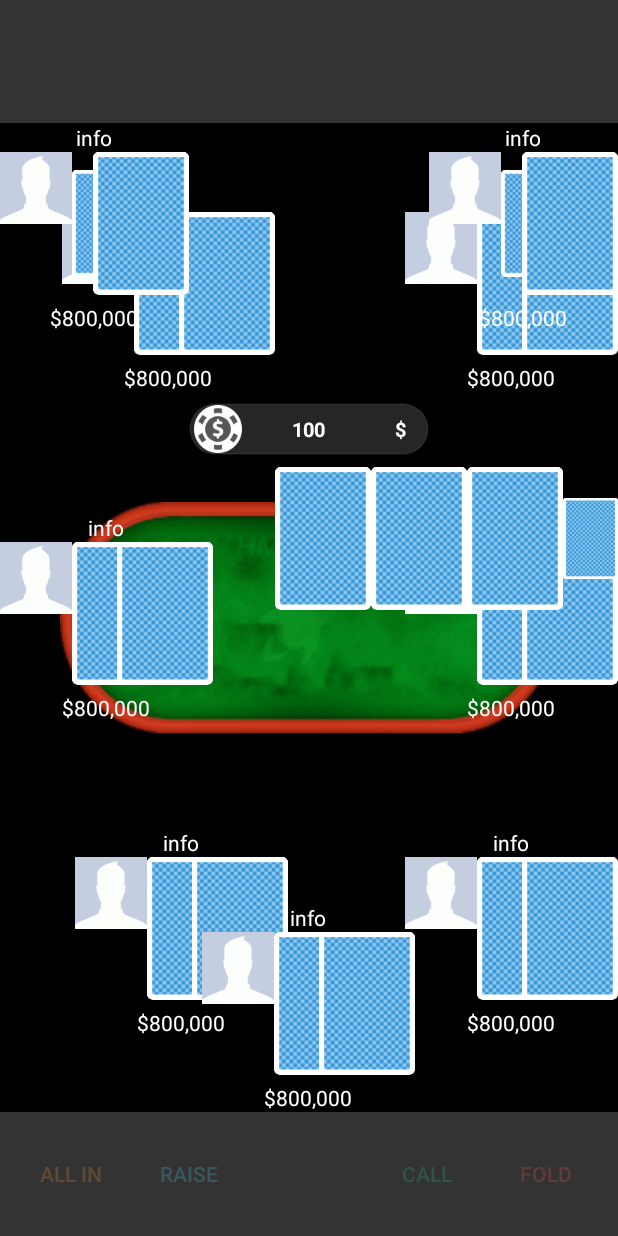
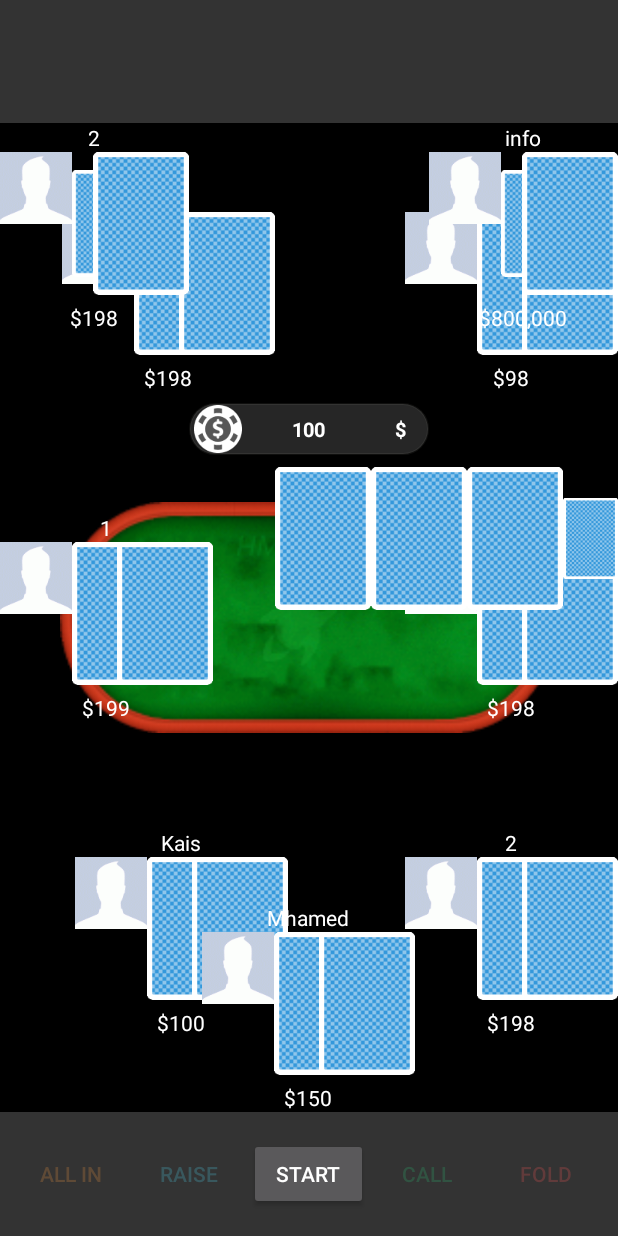
Before and after one commit to hmrocket/Pok, an Android app: the screen it shows after launch (GameActivity), after a tap on "ALL IN", on a phone screen of 412 x 824 dp. Run offline under Robolectric (Android 15) with nearby library versions, the phone set to English and light mode, and no system bars; 1 other tap on this screen came first.

Commit message:
add new button controller and implement only start new game and turn info. (skip not yet option)

```diff
--- a/app/src/main/java/com/hmrocket/magicpoker/activity/GameActivity.java
+++ b/app/src/main/java/com/hmrocket/magicpoker/activity/GameActivity.java
@@ -6,6 +6,7 @@ import android.view.View;
 import android.widget.Button;
 
 import com.hmrocket.magicpoker.R;
+import com.hmrocket.magicpoker.Util;
 import com.hmrocket.magicpoker.fragment.DataFragment;
 import com.hmrocket.magicpoker.fragment.RaiseDialog;
 import com.hmrocket.magicpoker.view.TableView;
@@ -62,11 +63,12 @@ public class GameActivity extends Activity implements View.OnClickListener, Rais
 
 
 		// set Layout controller
-		btnController = new Button[4];
+		btnController = new Button[5];
 		btnController[0] = (Button) findViewById(R.id.btn_allin);
 		btnController[1] = (Button) findViewById(R.id.btn_raise);
 		btnController[2] = (Button) findViewById(R.id.btn_call);
 		btnController[3] = (Button) findViewById(R.id.btn_fold);
+		btnController[4] = (Button) findViewById(R.id.btn_start_skip_info);
 		for (Button btn : btnController) {
 			btn.setOnClickListener(this);
 		}
@@ -87,11 +89,6 @@ public class GameActivity extends Activity implements View.OnClickListener, Rais
 	@Override
 	protected void onResume() {
 		super.onResume();
-		// DEBUG
-		for (int i = 0; i < PLAYERS.size(); i++)
-			dataFragment.getTable().addPlayer(PLAYERS.get(i), i);
-
-		dataFragment.startGame();
 	}
 
 
@@ -115,6 +112,13 @@ public class GameActivity extends Activity implements View.OnClickListener, Rais
 			case R.id.btn_fold:
 				dataFragment.getPlayer().fold();
 				break;
+			case R.id.btn_start_skip_info:
+				// XXX DEBUG
+				for (int i = 0; i < PLAYERS.size(); i++)
+					dataFragment.getTable().addPlayer(PLAYERS.get(i), i);
+				// XXX DEBUG
+				dataFragment.startGame();
+				break;
 		}
 	}
 
@@ -131,7 +135,9 @@ public class GameActivity extends Activity implements View.OnClickListener, Rais
 
 	@Override
 	public void gameEnded() {
-		// TODO ask the player if he would like to continue playing
+		// ask the player if he would like to continue playing
+		btnController[4].setEnabled(true);
+		btnController[4].setText(R.string.start);
 	}
 
 	@Override
@@ -156,6 +162,7 @@ public class GameActivity extends Activity implements View.OnClickListener, Rais
 				btnController[1].setEnabled(true); // Raise
 				btnController[2].setEnabled(true); // Call
 			}
+			btnController[4].setText(Util.formatNumber(turn.getAmountToContinue() - player.getBet()));
 			//
 		}
 		// TODO animate PlayerView
@@ -170,12 +177,23 @@ public class GameActivity extends Activity implements View.OnClickListener, Rais
 			btnController[1].setEnabled(false); // raise
 			btnController[2].setEnabled(false); // call
 			btnController[3].setEnabled(false); //Fold
+			if (player.isOut()) {
+				// TODO implement skip by disabling animation and task delays
+				btnController[4].setEnabled(true);
+				btnController[4].setText(R.string.skip);
+			} else {
+				// remove info (amount to add to continue
+				btnController[4].setText(null);
+			}
 		}
 	}
 
 	@Override
 	public void onRound(RoundPhase roundPhase) {
 		// TODO animate card dealing on PRE_FLOP and Toast roundPhase name
+		if (roundPhase == RoundPhase.PRE_FLOP) {
+			tableView.populate(PLAYERS);
+		}
 	}
 
 	@Override
--- a/app/src/main/res/layout/controller_panel.xml
+++ b/app/src/main/res/layout/controller_panel.xml
@@ -14,6 +14,7 @@
 		android:layout_height="wrap_content"
 		android:layout_marginLeft="8dp"
 		android:layout_weight="1"
+		android:enabled="false"
 		android:minWidth="@dimen/abc_action_button_min_width_material"
 		android:text="ALL IN"
 		android:textColor="@drawable/allin_selector"/>
@@ -24,15 +25,20 @@
 		android:layout_width="0dp"
 		android:layout_height="wrap_content"
 		android:layout_weight="1"
+		android:enabled="false"
 		android:minWidth="@dimen/abc_action_button_min_width_material"
 		android:text="RAISE"
 		android:textColor="@drawable/raise_selector"/>
 
 	<!--This can be the amount to continue-->
-	<Space
+	<Button
+		android:id="@+id/btn_start_skip_info"
 		android:layout_width="0dp"
 		android:layout_height="wrap_content"
-		android:layout_weight="1"/>
+		android:layout_weight="1"
+		android:gravity="center"
+		android:text="@string/start"
+		android:textColor="@drawable/textcolor_circle"/>
 
 	<Button
 		android:id="@+id/btn_call"
@@ -40,6 +46,7 @@
 		android:layout_width="0dp"
 		android:layout_height="wrap_content"
 		android:layout_weight="1"
+		android:enabled="false"
 		android:minWidth="@dimen/abc_action_button_min_width_material"
 		android:text="CALL"
 		android:textColor="@drawable/call_selector"/>
@@ -51,6 +58,7 @@
 		android:layout_height="wrap_content"
 		android:layout_marginRight="8dp"
 		android:layout_weight="1"
+		android:enabled="false"
 		android:minWidth="@dimen/abc_action_button_min_width_material"
 		android:text="FOLD"
 		android:textColor="@drawable/fold_selector"/>
--- a/app/src/main/res/values/strings.xml
+++ b/app/src/main/res/values/strings.xml
@@ -7,4 +7,6 @@
 
     <string name="title_activity_game">Game</string>
     <string name="tip_reraise_rule">Double the previous raise</string>
+    <string name="start">start</string>
+    <string name="skip">skip</string>
 </resources>
```
